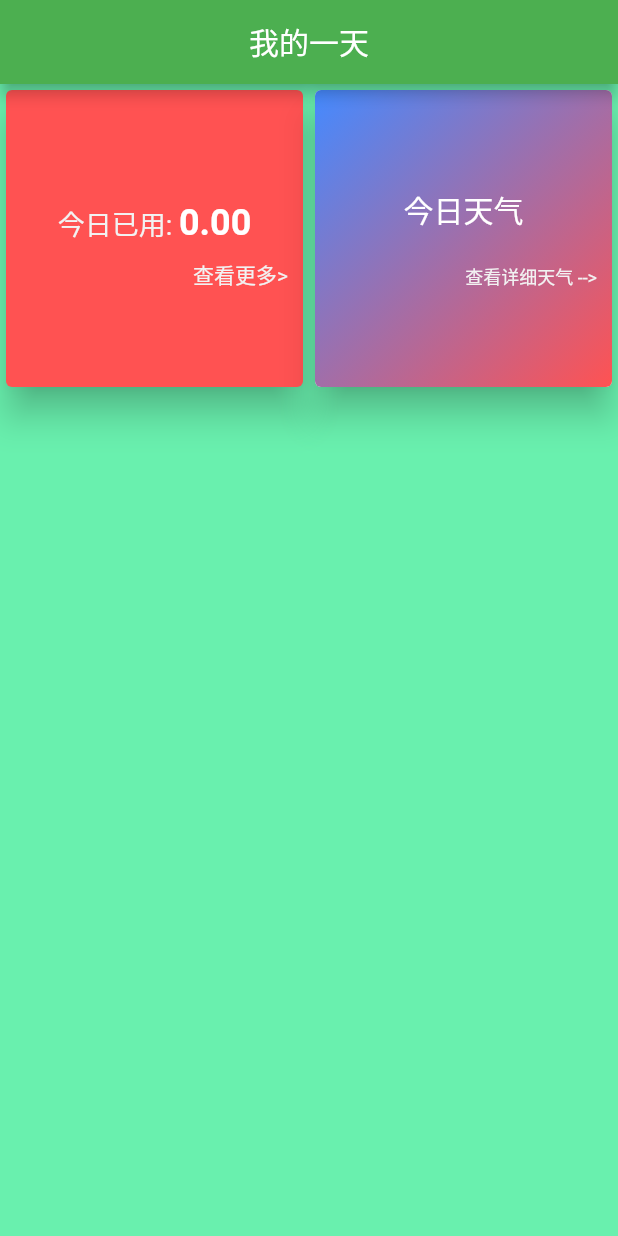
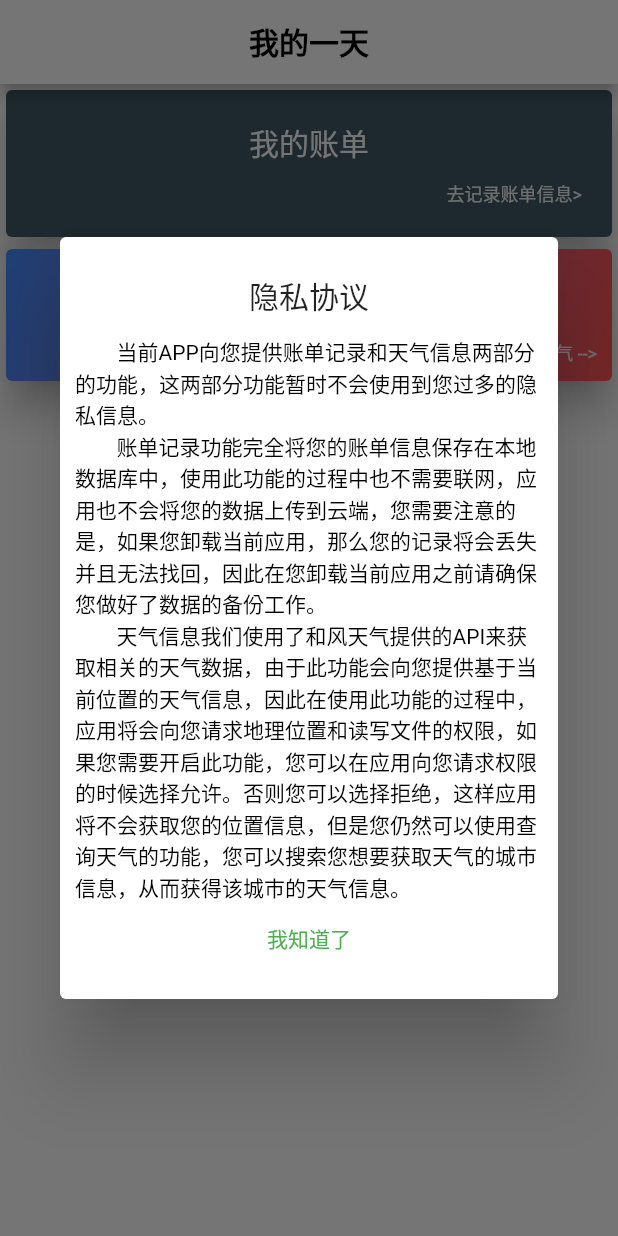
Before and after one commit to ZhangYf-future/Today, a Flutter app: the screen it shows after launch, on a phone screen of 412 x 824 dp. Run offline on Flutter 3.47's test engine with Material 2 defaults, Android fonts, the phone set to English and light mode, and no system bars; our stand-ins replace dio, flutter_svg, fluttertoast, permission_handler, shared_preferences, sqflite; accounts and stored records are empty; project files that could hold a hidden picture were left out.

Commit message:
去除定位相关的插件，取消定位功能 修复启动页的背景颜色 适配新版flutter sdk

```diff
--- a/today/lib/bean/weather/weather_now_bean.dart
+++ b/today/lib/bean/weather/weather_now_bean.dart
@@ -1,4 +1,3 @@
-import 'package:flutter_bmflocation/flutter_baidu_location.dart';
 import 'package:json_annotation/json_annotation.dart';
 import 'package:today/bean/comm/base_http_result_bean.dart';
 part 'weather_now_bean.g.dart';
@@ -16,8 +15,8 @@ class WeatherNowBean extends BaseHttpBean {
   WeatherNowRealBean? now;
 
   //当前的位置信息，可能为空
-  @JsonKey(ignore: true)
-  BaiduLocation? location;
+  // @JsonKey(ignore: true)
+  // BaiduLocation? location;
 
   //构造函数
   WeatherNowBean(this.updateTime, this.fxLink, this.now)
--- a/today/lib/constact/constact_string.dart
+++ b/today/lib/constact/constact_string.dart
@@ -1,149 +1,173 @@
 ///字符串常量信息
 class StringConstant {
+  static const String ADDRESS = "地址";
+  static const String ADDRESS_AND_REMARK = "地址和备注";
+  //添加账单计划
+  static const String ADD_BILL_PLAN = "添加账单计划";
+
+  //添加数据
+  static const String ADD_BILL_RECORD = "添加到账单";
+
+  static const String ADD_BILL_TYPE = "新的账单类型";
+  static const String ADD_MONTH_PLAN = "加入月度计划";
+  static const String AIR_QUALITY = "空气质量";
+  //全部账单
+  static const String ALL_BILL = "全部账单";
+
+  static const String AMOUNT = "金额";
+  static const String BILL = "账单";
+  static const String BILL_CATEGORY = "账单分类";
+  //输入计划需要注意的部分
+  static const String BILL_PLAN_CARE_INFO = "请注意：月度计划创建之后不能修改和删除，后续操作都将建立在此计划上";
+
+  static const String BILL_TYPE = "账单类型";
+  //账单类型列表页面
+  static const String BILL_TYPE_LIST = "账单类型列表";
+
+  static const String BILL_TYPE_LIST_NO_DATA = "暂无可选择的账单类型，请点击右下角的加号按钮添加新的账单类型";
+  static const String CHECK_INFO = "请先检查以下信息是否正确";
+  static const String CHOOSE_TYPE_INFO = "请选择类型信息";
+  static const String CLICK_CHANGE = "点击切换";
+  //确认
+  static const String CONFIRM = "确认";
+
+  //确认添加
+  static const String CONFIRM_ADD = "确认添加";
+
+  //确认修改
+  static const String CONFIRM_MODIFY = "确认修改";
+
+  static const String CURRENT_CITY_ADDED = "当前城市已存在，请查看";
+  static const String DELETE_CITY_ERROR = "删除城市失败，请稍后重试";
+  //说明
+  static const String DESCRIPTION = "说明";
+
+  //添加账单类型的说明文字
+  static const String DESCRIPTION_ADD_TYPE = "账单类型表示钱用在了什么地方，比如生活消费等";
+
+  static const String DO_NOT_ALWAYS_REQUEST = "请不要重复发起请求";
+  //编辑
+  static const String EDIT = "编辑";
 
   //检查当前的运行环境
   static const String ENVIROMENT = "dart.vm.product";
 
-   //首页
-  static const String MY_DAY = "我的一天";
+  //金额是否正确
+  static const String ERROR_BILL_AMOUNT = "请输入正确的账单金额";
 
+  //计划信息出错
+  static const String ERROR_BILL_PLAN = "请检查计划信息是否设置";
+
+  //计划消费金额出错
+  static const String ERROR_BILL_PLAN_AMOUNT = "请输入正确的计划消费金额";
+
+  //账单时间信息出错
+  static const String ERROR_BILL_TIME = "请检查账单时间信息是否正确";
+
+  //账单类型出错
+  static const String ERROR_BILL_TYPE = "请检查账单类型是否选择";
+
+  static const String ERROR_INPUT_RIGHT_PLAN_AMOUNT = "请输入正确的计划金额";
+  static const String ERROR_INSERT = "添加数据出错，请稍候重试";
+  static const String ERROR_MONTH = "错误的月份信息，请检查";
+  static const String ERROR_YEAR = "错误的年份信息，请检查";
+  static const String FEELS_LIKE = "体感温度";
+  static const String HOME_BLOCK_TITLE_BILL = "去记录账单信息>";
+  static const String HUMIDITY_INFO = "相对湿度";
+  static const String INPUT_ADDRESS = "请输入位置信息";
+  //输入计划支出金额
+  static const String INPUT_PLAN_PAY_AMOUNT = "请输入本月度计划支出金额";
+
+  static const String INPUT_REMARK = "请输入备注信息";
+  static const String INPUT_SEARCH_CITY_NAME = "请输入要搜索的城市名称";
+  static const String INSERT_DATA_ERROR = "插入城市信息失败，请稍后重试";
+  static const String INSERT_DATA_SUCCESS = "数据添加成功";
+  static const String IS = "是";
+  static const String IS_NOT_PAY = "哦~是收入，我喜欢这样！那么，就别点我了";
+  static const String IS_PAY = "是否是支出";
+  static const String I_KNOW = "我知道了";
+  static const String I_THINK_IS_PAY = "我猜又是支出，如果不是，你可以点一下我";
+  //判断是否显示过隐私协议的key
+  static const String KEY_SHOWED_PRIVACY_AGREEMENT = "showedPrivacyAgreement";
+
+  static const String MAIN_POLLUTANTS = "主要污染物";
+  static const String MODIFY_BILL_TYPE = "修改账单类型";
+  static const String MONTH_PLAN = "月度计划";
   //我的账单
   static const String MY_BILL = "我的账单";
-  static const String BILL = "账单";
 
-  //添加账单计划
-  static const String ADD_BILL_PLAN = "添加账单计划";
-  //计划支出金额
-  static const String PLAN_PAY_AMOUNT = "本月计划支出金额";
-  //输入计划支出金额
-  static const String INPUT_PLAN_PAY_AMOUNT = "请输入本月度计划支出金额";
-  //年度
-  static const String PLAN_YEAR = "计划年度";
-  //月度
-  static const String PLAN_MONTH = "计划月度";
-  //输入计划需要注意的部分
-  static const String BILL_PLAN_CARE_INFO = "请注意：月度计划创建之后不能修改和删除，后续操作都将建立在此计划上";
+  //首页
+  static const String MY_DAY = "我的一天";
 
   //新的消费记录
   static const String NEW_BILL_RECORD = "新的消费记录";
+
+  static const String NO = "否";
+  //暂无地址
+  static const String NO_ADDRESS = "暂无地址";
+
   //没有消费计划提醒
   static const String NO_BILL_PLAN_REMIND = "创建当月计划";
-  //添加数据
-  static const String ADD_BILL_RECORD = "添加到账单";
-  //全部账单
-  static const String ALL_BILL = "全部账单";
-  //暂无地址
-  static const String NO_ADDRESS = "暂无地址";
+
+  static const String NO_BILL_RECORD = "暂无账单记录";
+  static const String NO_PLAN_REMIND = "请先创建当月消费计划";
   //暂无备注
   static const String NO_REMARK = "暂无备注";
 
-  static const String ERROR_INPUT_RIGHT_PLAN_AMOUNT = "请输入正确的计划金额";
-  static const String ERROR_YEAR = "错误的年份信息，请检查";
-  static const String ERROR_MONTH = "错误的月份信息，请检查";
-  static const String ERROR_INSERT = "添加数据出错，请稍候重试";
-  static const String INSERT_DATA_SUCCESS = "数据添加成功";
-
-  static const String CHECK_INFO = "请先检查以下信息是否正确";
-  static const String TIME = "时间";
-  static const String AMOUNT = "金额";
-  static const String PLEASE_INPUT_PAY_AMOUNT = "请输入当前消费金额";
-  static const String INPUT_ADDRESS = "请输入位置信息";
-  static const String INPUT_REMARK = "请输入备注信息";
-  static const String IS_PAY = "是否是支出";
-  static const String I_THINK_IS_PAY = "我猜又是支出，如果不是，你可以点一下我";
-  static const String IS_NOT_PAY = "哦~是收入，我喜欢这样！那么，就别点我了";
-  static const String TYPE_INFO = "类型信息";
-  static const String CHOOSE_TYPE_INFO = "请选择类型信息";
-  static const String TYPE_INFO_REMIND = "账单类型信息表示钱用在了什么地方，点击这里选择或者添加";
-  static const String PLAN_INFO = "计划信息";
-  static const String PLAN_INFO_REMIND = "当前记录将被加入到这项消费计划中，此操作不可修改";
-  static const String REMIND = "提示";
-  static const String ADDRESS = "地址";
-  static const String REMARK = "备注";
-  static const String ADD_MONTH_PLAN = "加入月度计划";
-  static const String NO_PLAN_REMIND = "请先创建当月消费计划";
-  static const String MONTH_PLAN = "月度计划";
-  static const String CLICK_CHANGE = "点击切换";
-  static const String IS = "是";
-  static const String NO = "否";
-  static const String PLEASE_CHOOSE_BILL_TYPE = "点击选择账单分类信息";
-  static const String BILL_TYPE = "账单类型";
-  static const String RECENTLY_BILL = "最近账单";
-  static const String WATCH_ALL = "查看全部";
-  static const String NO_BILL_RECORD = "暂无账单记录";
-  static const String TIME_AND_PLAN = "时间和计划";
-  static const String BILL_CATEGORY = "账单分类";
-  static const String OTHER_INFO = "其它信息";
-  static const String ADDRESS_AND_REMARK = "地址和备注";
-  static const String PAY_TYPE = "支出类型";
-
-  //账单类型列表页面
-  static const String BILL_TYPE_LIST = "账单类型列表";
-  static const String BILL_TYPE_LIST_NO_DATA = "暂无可选择的账单类型，请点击右下角的加号按钮添加新的账单类型";
-  static const String ADD_BILL_TYPE = "新的账单类型";
-  static const String MODIFY_BILL_TYPE = "修改账单类型";
-  static const String TYPE_NAME = "类型名称";
-  static const String PLEASE_INPUT_TYPE_NAME = "请输入类型名称";
-  static const String REMARK_INFO = "备注信息";
-  static const String PLEASE_INPUT_TYPE_REMARK = "请输入类型备注信息";
-
-  //添加账单类型的说明文字
-  static const String DESCRIPTION_ADD_TYPE = "账单类型表示钱用在了什么地方，比如生活消费等";
-
-  //确认
-  static const String CONFIRM = "确认";
-  //编辑
-  static const String EDIT = "编辑";
-  //说明
-  static const String DESCRIPTION = "说明";
-  //确认添加
-  static const String CONFIRM_ADD = "确认添加";
-  //确认修改
-  static const String CONFIRM_MODIFY = "确认修改";
-  //操作成功
-  static const String OPERATE_SUCCESS = "操作成功";
   //操作失败
   static const String OPERATE_FAILED = "操作失败";
 
-  //账单时间信息出错
-  static const String ERROR_BILL_TIME = "请检查账单时间信息是否正确";
-  //金额是否正确
-  static const String ERROR_BILL_AMOUNT = "请输入正确的账单金额";
-  //计划信息出错
-  static const String ERROR_BILL_PLAN = "请检查计划信息是否设置";
-  //账单类型出错
-  static const String ERROR_BILL_TYPE = "请检查账单类型是否选择";
-  //计划消费金额出错
-  static const String ERROR_BILL_PLAN_AMOUNT = "请输入正确的计划消费金额";
+  //操作成功
+  static const String OPERATE_SUCCESS = "操作成功";
 
-    static const String WEATHER_NOW = "实时天气";
-  static const String WEATHER_CLICK_WATCH_DETAILS = "点击查看天气详情>";
-  static const String WEATHER_UNIT = "℃";
+  static const String OTHER_INFO = "其它信息";
+  static const String PAY_TYPE = "支出类型";
+  static const String PLAN_INFO = "计划信息";
+  static const String PLAN_INFO_REMIND = "当前记录将被加入到这项消费计划中，此操作不可修改";
+  //月度
+  static const String PLAN_MONTH = "计划月度";
 
+  //计划支出金额
+  static const String PLAN_PAY_AMOUNT = "本月计划支出金额";
+
+  //年度
+  static const String PLAN_YEAR = "计划年度";
+
+  static const String PLEASE_CHOOSE_BILL_TYPE = "点击选择账单分类信息";
+  static const String PLEASE_INPUT_PAY_AMOUNT = "请输入当前消费金额";
+  static const String PLEASE_INPUT_TYPE_NAME = "请输入类型名称";
+  static const String PLEASE_INPUT_TYPE_REMARK = "请输入类型备注信息";
+  static const String PRIVACY_AGREEMENT = "隐私协议";
+  //隐私协议文本
+  static const String PRIVACY_AGREEMENT_CONTENT =
+      "        当前APP向您提供账单记录和天气信息两部分的功能，这两部分功能暂时不会使用到您过多的隐私信息。\n        账单记录功能完全将您的账单信息保存在本地数据库中，使用此功能的过程中也不需要联网，应用也不会将您的数据上传到云端，您需要注意的是，如果您卸载当前应用，那么您的记录将会丢失并且无法找回，因此在您卸载当前应用之前请确保您做好了数据的备份工作。\n        天气信息我们使用了和风天气提供的API来获取相关的天气数据，由于此功能会向您提供基于当前位置的天气信息，因此在使用此功能的过程中，应用将会向您请求地理位置和读写文件的权限，如果您需要开启此功能，您可以在应用向您请求权限的时候选择允许。否则您可以选择拒绝，这样应用将不会获取您的位置信息，但是您仍然可以使用查询天气的功能，您可以搜索您想要获取天气的城市信息，从而获得该城市的天气信息。";
+
+  static const String RECENTLY_BILL = "最近账单";
+  static const String REMARK = "备注";
+  static const String REMARK_INFO = "备注信息";
+  static const String REMIND = "提示";
+  static const String REQUEST_DATA_ERROR = "数据请求出错，请稍后重试";
+  static const String SAVE_CITY_SUCCESS = "城市信息已保存";
+  static const String TIME = "时间";
+  static const String TIME_AND_PLAN = "时间和计划";
+  static const String TODAY_USE = "今日已用";
+  static const String TYPE_INFO = "类型信息";
+  static const String TYPE_INFO_REMIND = "账单类型信息表示钱用在了什么地方，点击这里选择或者添加";
+  static const String TYPE_NAME = "类型名称";
+  static const String WATCH_ALL = "查看全部";
   static const String WATCH_MORE = "查看更多>";
-  static const String TODAY_USE = "今日已用";
-  static const String HOME_BLOCK_TITLE_BILL = "记录账单信息>";
-  static const String INPUT_SEARCH_CITY_NAME = "请输入要搜索的城市名称";
-  static const String REQUEST_DATA_ERROR = "数据请求出错，请稍后重试";
-  static const String INSERT_DATA_ERROR = "插入城市信息失败，请稍后重试";
-  static const String SAVE_CITY_SUCCESS = "城市信息已保存";
-  static const String CURRENT_CITY_ADDED = "当前城市已存在，请查看";
-  static const String DO_NOT_ALWAYS_REQUEST = "请不要重复发起请求";
-  static const String HUMIDITY_INFO = "相对湿度";
-  static const String FEELS_LIKE = "体感温度";
-  static const String AIR_QUALITY = "空气质量";
-  static const String MAIN_POLLUTANTS = "主要污染物";
-  static const String WEATHER_PM_2_5 = "PM2.5";
-  static const String WEATHER_PM_10 = "PM10";
-  static const String WEATHER_WARNING = "预警";
-
-  static const String WEATHER_DATA_FROM = "天气数据来源于和风天气";
+  static const String WEATHER_CITY_DELETE = "删除";
+  //城市管理
+  static const String WEATHER_CITY_MANAGE = "城市管理";
 
   //城市数量超过5个的错误提示
   static const String WEATHER_CITY_MORE_THAN_MAX = "当前最多支持添加5个城市";
 
-  //城市管理
-  static const String WEATHER_CITY_MANAGE = "城市管理";
-  static const String WEATHER_CITY_DELETE = "删除";
-  static const String DELETE_CITY_ERROR = "删除城市失败，请稍后重试";
+  static const String WEATHER_CLICK_WATCH_DETAILS = "点击查看天气详情>";
+  static const String WEATHER_DATA_FROM = "天气数据来源于和风天气";
+  static const String WEATHER_NOW = "实时天气";
+  static const String WEATHER_PM_10 = "PM10";
+  static const String WEATHER_PM_2_5 = "PM2.5";
+  static const String WEATHER_UNIT = "℃";
+  static const String WEATHER_WARNING = "预警";
 }
--- a/today/lib/ui/home/home_block_bill.dart
+++ b/today/lib/ui/home/home_block_bill.dart
@@ -1,4 +1,3 @@
-import 'package:flutter/cupertino.dart';
 import 'package:flutter/material.dart';
 import 'package:today/bean/comm/home_block_bean.dart';
 import 'package:today/constact/constact_string.dart' as cs;
@@ -20,9 +19,9 @@ class HomeBillBlockWidget extends StatelessWidget {
     return GestureDetector(
       child: Card(
         elevation: 10,
-        color: ColorConstant.COLOR_RED,
+        color: Color.fromARGB(255, 64, 90, 100),
         child: Container(
-            child: _amount == null
+            child: (_amount == null || _amount! <= 0.0)
                 ? createNoAmountWidget()
                 : createAmountWidget()),
       ),
@@ -40,8 +39,9 @@ class HomeBillBlockWidget extends StatelessWidget {
         mainAxisSize: MainAxisSize.min,
         mainAxisAlignment: MainAxisAlignment.center,
         children: [
+          //显示我的账单标题
           Padding(
-            padding: EdgeInsets.all(10),
+            padding: EdgeInsets.only(top: 20.0, bottom: 10.0),
             child: Text(
               this._homeBlockBean.name,
               textAlign: TextAlign.start,
@@ -50,13 +50,11 @@ class HomeBillBlockWidget extends StatelessWidget {
                   fontSize: 20.0),
             ),
           ),
+          //显示记录账单信息的文字
           Align(
-              alignment: Alignment.center,
+              alignment: Alignment.bottomRight,
               child: Padding(
-                padding: EdgeInsets.only(
-                  left: 50.0,
-                  right: 20.0,
-                ),
+                padding: EdgeInsets.only(left: 50.0, right: 20.0, bottom: 20.0),
                 child: Text(
                   this._homeBlockBean.title,
                   style: TextStyle(
--- a/today/lib/ui/home/home_route.dart
+++ b/today/lib/ui/home/home_route.dart
@@ -1,4 +1,4 @@
-import 'package:flutter/cupertino.dart';
+import 'dart:io';
 import 'package:flutter/material.dart';
 import 'package:today/base/base_view.dart';
 import 'package:today/bean/comm/home_block_bean.dart';
@@ -44,10 +44,8 @@ class HomeState extends BaseState<HomeRoute> {
     _subscribeBillChange();
     //加载页面中应该显示的block
     _loadBlocks();
-    //加载实时天气信息
-    _loadNowWeather();
-    //加载进入消费金额信息
-    _loadTodayBillCount();
+    //显示隐私协议的dialog
+    _showPrivacyDialog(context);
   }
 
   //监听账单数据的变化
@@ -86,6 +84,46 @@ class HomeState extends BaseState<HomeRoute> {
     updatePage();
   }
 
+  //显示隐私提示的弹框
+  void _showPrivacyDialog(BuildContext context) async {
+    final showed = await this._presenter!.checkShowedPravicyDialog();
+    if (!showed) {
+      //没有显示过，首先显示dialog
+      await showDialog(
+        barrierDismissible: false,
+        context: context,
+        builder: (ctx) => WillPopScope(
+          child: SimpleDialog(
+            title: Align(
+              child: Text(StringConstant.PRIVACY_AGREEMENT),
+              alignment: Alignment.topCenter,
+            ),
+            children: [
+              Container(
+                child: Text(
+                  StringConstant.PRIVACY_AGREEMENT_CONTENT,
+                  style: TextStyle(color: Colors.black, fontSize: 14.0),
+                ),
+                padding: EdgeInsets.only(left: 10.0, right: 10.0),
+              ),
+              TextButton(
+                  onPressed: () {
+                    this._presenter!.setShowedPrivacyAgreement();
+                    Navigator.pop(context);
+                  },
+                  child: Text(StringConstant.I_KNOW)),
+            ],
+          ),
+          onWillPop: () => exit(0),
+        ),
+      );
+    }
+    //加载实时天气信息
+    _loadNowWeather();
+    //加载今日消费金额信息
+    _loadTodayBillCount();
+  }
+
   @override
   void dispose() {
     super.dispose();
@@ -98,7 +136,7 @@ class HomeState extends BaseState<HomeRoute> {
         top: false,
         maintainBottomViewPadding: true,
         child: Scaffold(
-          backgroundColor: ColorConstant.COLOR_THEME_BACKGROUND,
+          backgroundColor: Colors.white,
           endDrawerEnableOpenDragGesture: true,
           drawerEdgeDragWidth: 50.0,
           //标题栏
@@ -106,19 +144,19 @@ class HomeState extends BaseState<HomeRoute> {
             title: Text(
               StringConstant.MY_DAY,
               style: TextStyle(
-                color: ColorConstant.COLOR_DEFAULT_TEXT_COLOR,
+                color: Colors.black,
                 fontSize: 20.0,
+                fontWeight: FontWeight.bold,
               ),
             ),
             centerTitle: true,
+            backgroundColor: Colors.white,
           ),
 
           //内容区
           body: Container(
             constraints: BoxConstraints.expand(),
-            child: GridView.builder(
-              gridDelegate:
-                  SliverGridDelegateWithFixedCrossAxisCount(crossAxisCount: 2),
+            child: ListView.builder(
               itemBuilder: (context, position) {
                 switch (this._homeBlockList[position].type) {
                   //账单
@@ -140,18 +178,3 @@ class HomeState extends BaseState<HomeRoute> {
         ));
   }
 }
-
-/// 不是第一个block块的Widget
-class _MyDayFunctionBlockWidget extends StatelessWidget {
-  @override
-  Widget build(BuildContext context) {
-    return Card(
-      elevation: 10,
-      child: Container(
-        child: Center(
-          child: Text("function widget"),
-        ),
-      ),
-    );
-  }
-}
```
Also changed, not shown: today/lib/bean/weather/weather_city_db_bean.dart (+9 -10 lines), today/lib/ui/home/home_block_weather.dart (+13 -13 lines), today/lib/ui/home/home_route_mvp.dart (+48 -29 lines), today/lib/ui/splash_route.dart (+12 -11 lines), today/lib/ui/weather/home/weather_home_mvp.dart (+21 -22 lines), today/lib/utils/location_utils.dart (+75 -80 lines), today/pubspec.yaml (+7 -4 lines), today/lib/constact/constant_color.dart (added), 5 other files.
